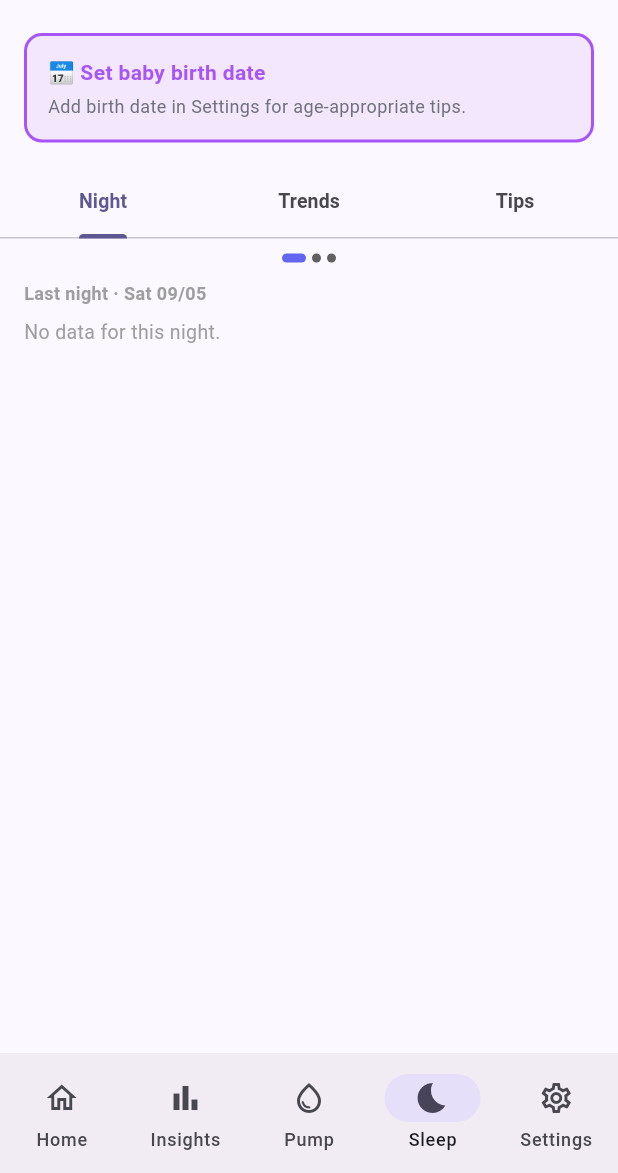
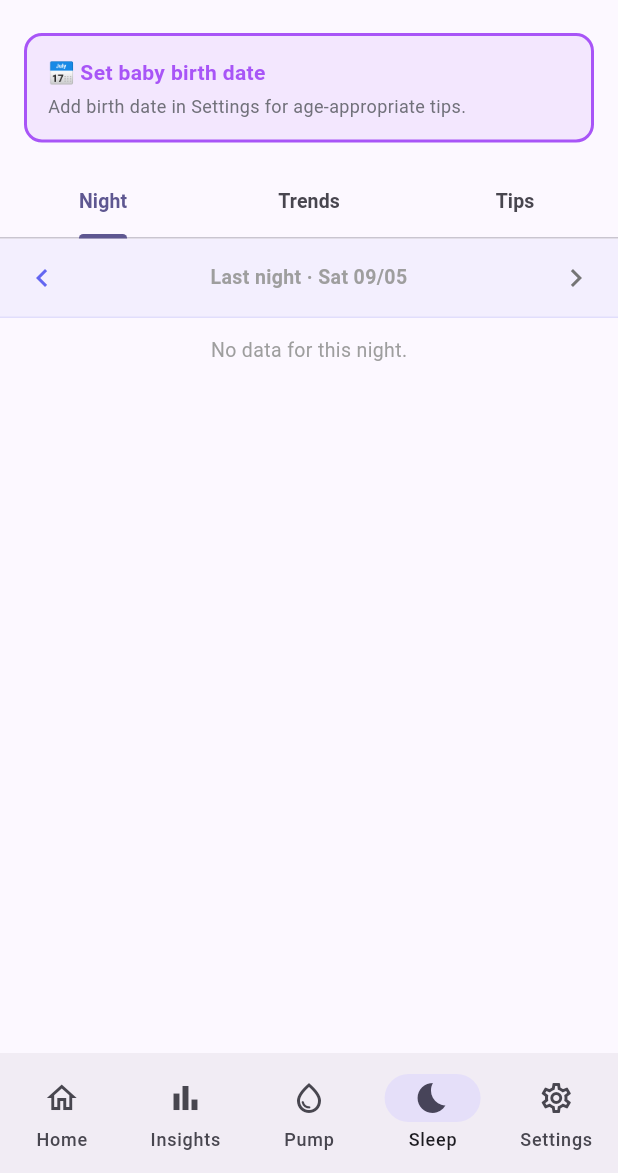
Before and after one commit to dariack/numi-numi, a Flutter app: the MainApp screen opened directly with empty values, item 4 of the bottom bar chosen, on a phone screen of 412 x 824 dp, the part 63-1236 px from its top. Run offline on Flutter 3.47's test engine with Material 3 defaults, Android fonts, the phone set to English and light mode, and no system bars; our stand-ins replace cloud_firestore, firebase_core, flutter_local_notifications, google_fonts, shared_preferences, timezone; missing offline and left inert: home_widget; accounts and stored records are empty.

Commit message:
refactor(sleep): replace PageView night swipe with chevron prev/next picker
Swipe gesture conflicted with tab navigation. Night selection now uses a
dedicated header bar with < > buttons and the current night label centred.
Removes PageController; content is computed directly from _selectedNightOffset.

Co-Authored-By: Claude Sonnet 4.6 <noreply@anthropic.com>

```diff
--- a/lib/screens/sleep_analysis_screen.dart
+++ b/lib/screens/sleep_analysis_screen.dart
@@ -153,7 +153,6 @@ class _SleepAnalysisScreenState extends State<SleepAnalysisScreen> {
   DateTime? _birthDate;
   List<BabyEvent> _allEvents = [];
   int _selectedNightOffset = 1;
-  late final PageController _nightPageController = PageController();
   // Per-graph period toggle (true = 7-day, false = 4-week)
   bool _nightStretchWk = true;
 
@@ -165,7 +164,6 @@ class _SleepAnalysisScreenState extends State<SleepAnalysisScreen> {
 
   @override
   void dispose() {
-    _nightPageController.dispose();
     super.dispose();
   }
 
@@ -501,35 +499,13 @@ class _SleepAnalysisScreenState extends State<SleepAnalysisScreen> {
     }
 
     // ── Reusable tab content builders ─────────────────────────────────
-    Widget nightTab() => Column(children: [
-      // Page indicator dots
-      Padding(
-        padding: const EdgeInsets.only(top: 10, bottom: 4),
-        child: Row(
-          mainAxisAlignment: MainAxisAlignment.center,
-          children: List.generate(3, (i) => Container(
-            width: _selectedNightOffset == i + 1 ? 16 : 6,
-            height: 6,
-            margin: const EdgeInsets.symmetric(horizontal: 2),
-            decoration: BoxDecoration(
-              borderRadius: BorderRadius.circular(3),
-              color: _selectedNightOffset == i + 1 ? _kIndigo : Colors.grey.shade700,
-            ),
-          )),
-        ),
-      ),
-      Expanded(
-        child: PageView.builder(
-          controller: _nightPageController,
-          itemCount: 3,
-          onPageChanged: (i) { HapticFeedback.lightImpact(); setState(() => _selectedNightOffset = i + 1); },
-          itemBuilder: (context, pageIndex) {
-            final offset = pageIndex + 1;
+    Widget nightTab() {
+      final offset  = _selectedNightOffset;
       final baseOff = now.hour < 8 ? offset + 1 : offset;
-            final pgBase = DateTime(now.year, now.month, now.day - baseOff);
-            final pgNight = _nightWindow(pgBase);
+      final pgBase  = DateTime(now.year, now.month, now.day - baseOff);
+      final pgNight  = _nightWindow(pgBase);
       final pgStrict = _strictNightWindow(pgBase);
-            final pgGaps = _inferNightSleep(actionEvents, pgNight.start, pgNight.end, gapMin);
+      final pgGaps       = _inferNightSleep(actionEvents, pgNight.start,  pgNight.end,  gapMin);
       final pgStrictGaps = _inferNightSleep(actionEvents, pgStrict.start, pgStrict.end, gapMin);
       final pgEvents = actionEvents
           .where((e) => !e.startTime.isBefore(pgNight.start) && !e.startTime.isAfter(pgNight.end))
@@ -537,7 +513,7 @@ class _SleepAnalysisScreenState extends State<SleepAnalysisScreen> {
       final pgLongest = pgGaps.isEmpty ? 0 : pgGaps.map((g) => g.minutes).reduce((a, b) => a > b ? a : b);
       final pgWakings = (pgStrictGaps.length - 1).clamp(0, 99);
       final pgEveStart = DateTime(pgBase.year, pgBase.month, pgBase.day, 18);
-            final pgEveEnd = DateTime(pgBase.year, pgBase.month, pgBase.day, 22);
+      final pgEveEnd   = DateTime(pgBase.year, pgBase.month, pgBase.day, 22);
       final pgEveFeeds = feedEvents.where((e) => !e.startTime.isBefore(pgEveStart) && e.startTime.isBefore(pgEveEnd)).toList();
       int pgEveBreastMin = 0; int pgEveMl = 0;
       for (final f in pgEveFeeds) {
@@ -555,7 +531,7 @@ class _SleepAnalysisScreenState extends State<SleepAnalysisScreen> {
       final pgEveValue = pgEveFeeds.isEmpty ? '--' : pgEveParts.isNotEmpty ? pgEveParts.join('+') : '${pgEveFeeds.length}×';
       final pgLabel = offset == 1 ? 'Last night' : '$offset nights ago';
 
-            // Per-page night log
+      // Build night log
       final List<Widget> pgNarrativeWidgets = [];
       if (pgEvents.isNotEmpty || pgGaps.isNotEmpty) {
         final sortedEvs = [...pgEvents]..sort((a, b) => a.startTime.compareTo(b.startTime));
@@ -572,7 +548,7 @@ class _SleepAnalysisScreenState extends State<SleepAnalysisScreen> {
           pgTimeline.add((time: gap.start, isSleep: true, text: 'slept for ${_fmtHm(gap.minutes)}'));
         }
         for (final session in pgSessions) {
-                final feeds = session.where((e) => e.type == EventType.feed).toList();
+          final feeds   = session.where((e) => e.type == EventType.feed).toList();
           final diapers = session.where((e) => e.type == EventType.diaper).toList();
           int breastMin = 0; int pumpMl = 0;
           for (final f in feeds) {
@@ -619,17 +595,50 @@ class _SleepAnalysisScreenState extends State<SleepAnalysisScreen> {
         }
       }
 
-            return RefreshIndicator(
+      return Column(children: [
+        // ── Night picker row ──────────────────────────────────────
+        Container(
+          decoration: BoxDecoration(
+            color: _kIndigo.withOpacity(0.06),
+            border: Border(bottom: BorderSide(color: _kIndigo.withOpacity(0.12))),
+          ),
+          padding: const EdgeInsets.symmetric(horizontal: 4, vertical: 2),
+          child: Row(children: [
+            IconButton(
+              icon: Icon(Icons.chevron_left,
+                  color: offset < 3 ? _kIndigo : Colors.grey.shade600),
+              onPressed: offset < 3 ? () {
+                HapticFeedback.lightImpact();
+                setState(() => _selectedNightOffset++);
+              } : null,
+            ),
+            Expanded(child: Text(
+              '$pgLabel · ${_fmtDate(pgBase)}',
+              style: TextStyle(fontSize: 13, fontWeight: FontWeight.w600,
+                  color: Colors.grey.shade500),
+              textAlign: TextAlign.center,
+            )),
+            IconButton(
+              icon: Icon(Icons.chevron_right,
+                  color: offset > 1 ? _kIndigo : Colors.grey.shade600),
+              onPressed: offset > 1 ? () {
+                HapticFeedback.lightImpact();
+                setState(() => _selectedNightOffset--);
+              } : null,
+            ),
+          ]),
+        ),
+        // ── Night content ─────────────────────────────────────────
+        Expanded(
+          child: RefreshIndicator(
             onRefresh: _load,
             child: SingleChildScrollView(
               physics: const AlwaysScrollableScrollPhysics(),
-                padding: const EdgeInsets.fromLTRB(16, 8, 16, 24),
+              padding: const EdgeInsets.fromLTRB(16, 12, 16, 24),
               child: Column(crossAxisAlignment: CrossAxisAlignment.start, children: [
-                  Text('$pgLabel · ${_fmtDate(pgBase)}',
-                      style: TextStyle(fontSize: 12, color: Colors.grey.shade500, fontWeight: FontWeight.w600)),
-                  const SizedBox(height: 8),
                 if (pgEvents.isEmpty && pgGaps.isEmpty)
-                    Text('No data for this night.', style: TextStyle(fontSize: 13, color: Colors.grey.shade500))
+                  Text('No data for this night.',
+                      style: TextStyle(fontSize: 13, color: Colors.grey.shade500))
                 else ...[
                   IntrinsicHeight(
                     child: Row(children: [
@@ -650,7 +659,7 @@ class _SleepAnalysisScreenState extends State<SleepAnalysisScreen> {
                     gaps: pgGaps.map((g) => (start: g.start, end: g.end, minutes: g.minutes)).toList(),
                   ),
                   const SizedBox(height: 6),
-                    _Blurb('Gaps >${gapMin}min inferred as sleep · swipe to compare nights'),
+                  _Blurb('Gaps >${gapMin}min inferred as sleep'),
                   if (pgNarrativeWidgets.isNotEmpty) ...[
                     const SizedBox(height: 16),
                     _SectionLabel('📋 Night Log'),
@@ -659,11 +668,10 @@ class _SleepAnalysisScreenState extends State<SleepAnalysisScreen> {
                 ],
               ]),
             ),
-            );
-          },
           ),
         ),
       ]);
+    }
 
     final dnChartData = _nightStretchWk ? days7DayNight : weeks4DayNight;
 
```
Lines whose indentation alone changed are shown as unchanged.
